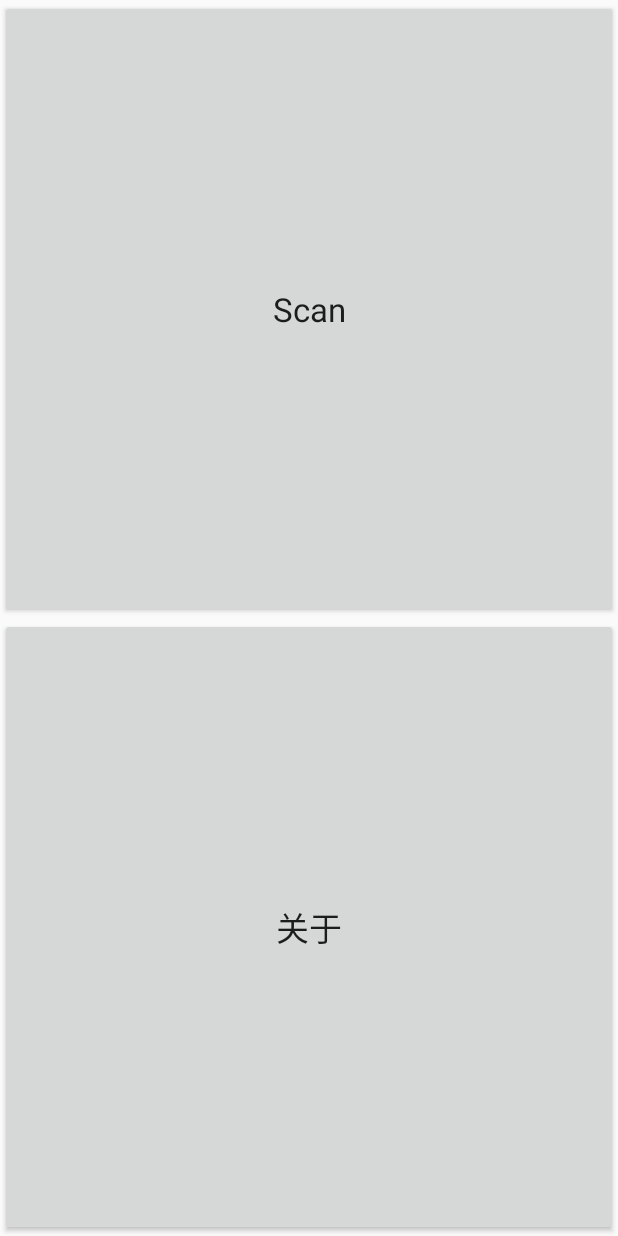
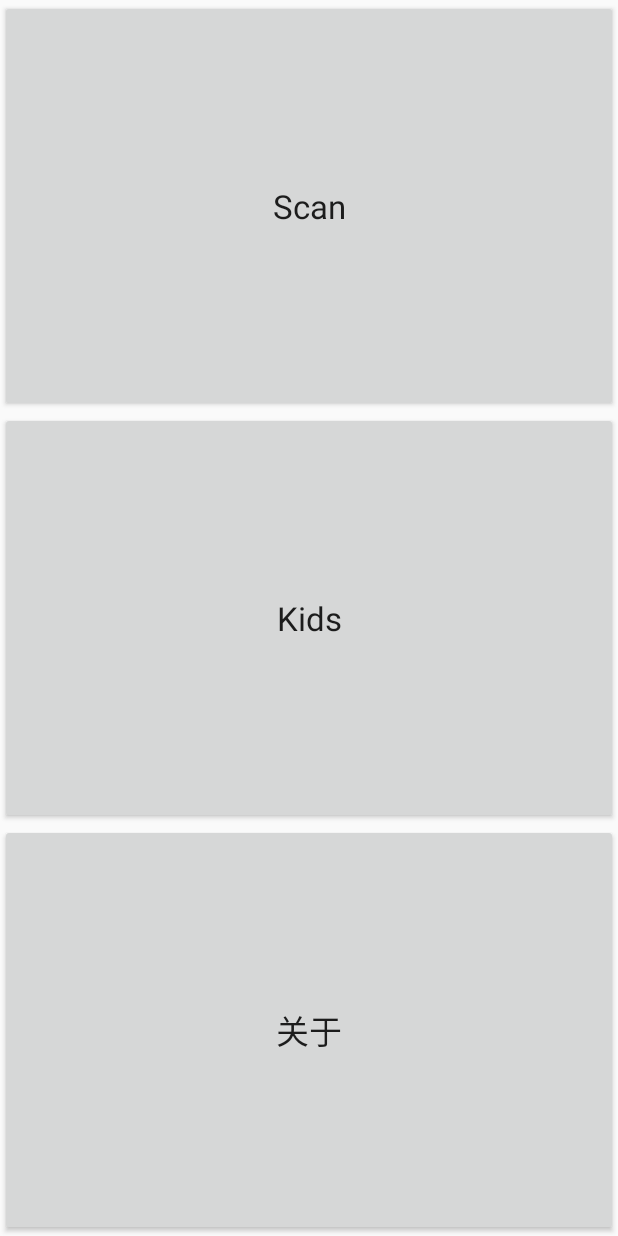
Before and after one commit to battleground/upnp, an Android app: the layout activity_main.xml on its own in the app's theme, with its tools: preview values and no code run, on a phone screen of 412 x 824 dp. Run offline under Robolectric (Android 15) with nearby library versions, the phone set to English and light mode, and no system bars.

Commit message:
修改：None；

```diff
--- a/app/build.gradle
+++ b/app/build.gradle
@@ -30,8 +30,8 @@ dependencies {
         exclude group: 'com.android.support', module: 'support-annotations'
     })
     compile 'com.android.support:appcompat-v7:25.+'
-    compile 'com.abooc.plugin:plugin-about:1.0.2'
+    compile 'com.abooc.plugin:plugin-about:1.+'
     //    compile 'com.abooc.upnp:cling-upnp:1.0.1'
     compile project(':kid-upnp')
-    compile 'com.google.code.gson:gson:2.2.4'
+    compile 'com.google.code.gson:gson:2.+'
 }
--- a/app/src/main/res/layout/activity_main.xml
+++ b/app/src/main/res/layout/activity_main.xml
@@ -20,6 +20,14 @@
         android:layout_height="match_parent"
         android:layout_weight="1"
         android:onClick="onLaunchKids"
+        android:text="Kids"
+        android:textAppearance="@android:style/TextAppearance.DeviceDefault.Large"/>
+
+    <Button
+        android:layout_width="match_parent"
+        android:layout_height="match_parent"
+        android:layout_weight="1"
+        android:onClick="onLaunchAbout"
         android:text="关于"
         android:textAppearance="@android:style/TextAppearance.DeviceDefault.Large"/>
 
--- a/kid-upnp/build.gradle
+++ b/kid-upnp/build.gradle
@@ -1,5 +1,5 @@
 apply plugin: 'com.android.library'
-apply from: 'https://raw.githubusercontent.com/abooc/debug/master/library/maven.gradle'
+apply from: 'http://git.oschina.net/battleground/debug/raw/master/library/maven.gradle'
 
 android {
     compileSdkVersion 25
--- a/kid-upnp/src/main/java/com/abooc/upnp/DlnaManager.java
+++ b/kid-upnp/src/main/java/com/abooc/upnp/DlnaManager.java
@@ -1,4 +1,4 @@
-package com.abooc.upnp;//package com.baofeng.fengmi.dlna;
+package com.abooc.upnp;
 
 import android.content.ComponentName;
 import android.content.Context;
```
Also changed, not shown: app/src/main/java/demo/abooc/com/upnp/activity/MainActivity.java (+6 -1 lines), app/src/main/java/demo/abooc/com/upnp/activity/ScanActivity.java (+26 -22 lines).
